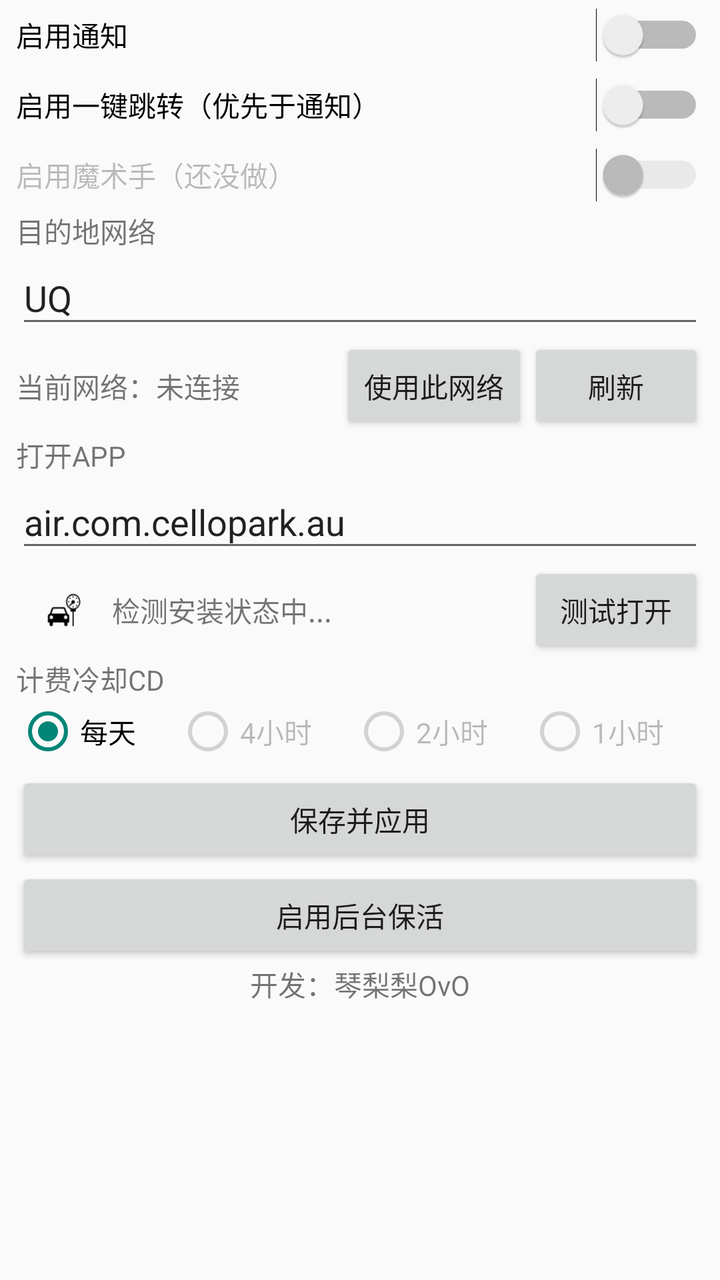
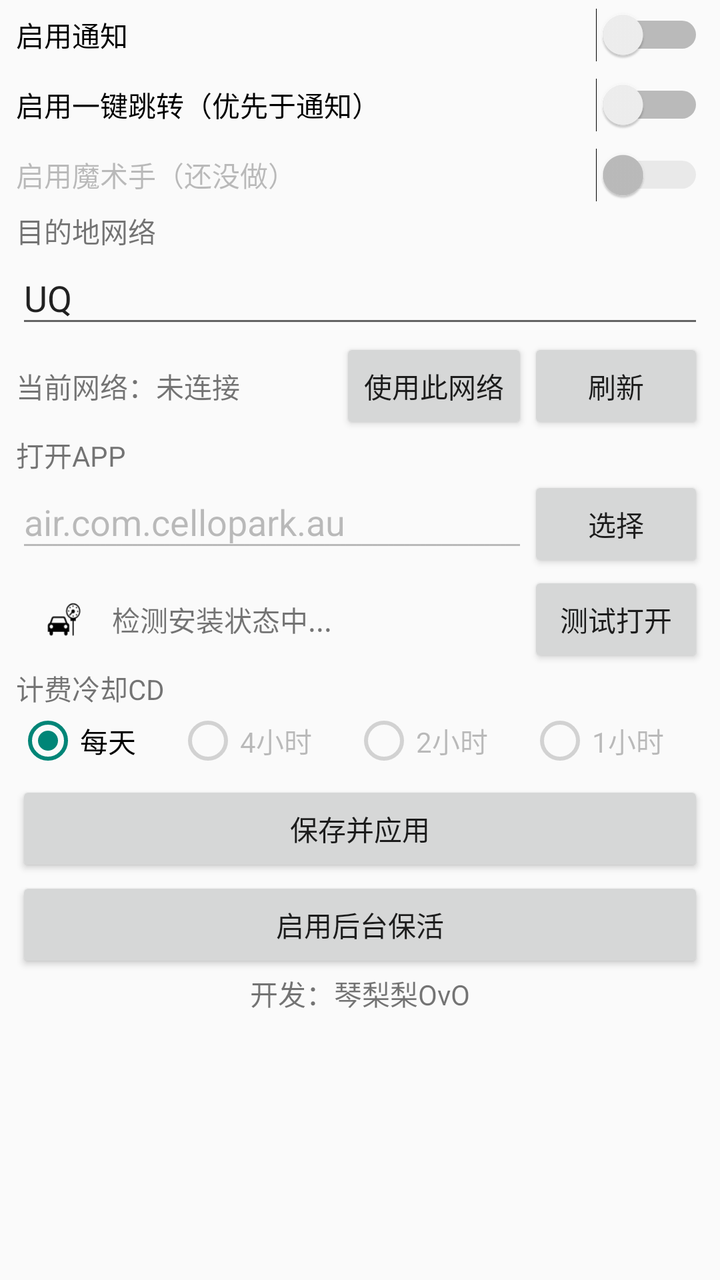

Screens rendered from an Android XML layout before and after an edit, with the pre-edit source and the edit as a unified diff.
<!-- AndroidManifest.xml: application theme Theme.ParkingReminderForIdiots -->
<!-- res/layout/activity_main.xml -->
<?xml version="1.0" encoding="utf-8"?>
<LinearLayout xmlns:android="http://schemas.android.com/apk/res/android"
    xmlns:app="http://schemas.android.com/apk/res-auto"
    xmlns:tools="http://schemas.android.com/tools"
    android:id="@+id/main"
    android:layout_width="match_parent"
    android:layout_height="match_parent"
    android:orientation="vertical"
    android:fitsSystemWindows="true"
    tools:context=".MainActivity">
<ScrollView
    android:layout_width="match_parent"
    android:layout_height="match_parent">
    <LinearLayout
        android:layout_width="match_parent"
        android:layout_height="wrap_content"
        android:layout_marginHorizontal="8dp"
        android:orientation="vertical">

        <Switch
            android:id="@+id/enable_msg"
            android:layout_width="match_parent"
            android:layout_height="wrap_content"
            android:layout_marginVertical="4dp"
            android:text="启用通知" />

        <Switch
            android:id="@+id/enable_jump"
            android:layout_width="match_parent"
            android:layout_height="wrap_content"
            android:layout_marginVertical="4dp"
            android:text="启用一键跳转（优先于通知）" />

        <Switch
            android:id="@+id/enable_assist"
            android:layout_width="match_parent"
            android:layout_height="wrap_content"
            android:layout_marginVertical="4dp"
            android:enabled="false"
            android:text="启用魔术手（还没做）" />

        <TextView
        android:layout_width="match_parent"
        android:layout_height="wrap_content"
        android:text="目的地网络" />

    <EditText
        android:id="@+id/ssid"
        android:layout_width="match_parent"
        android:layout_height="wrap_content"
        android:ems="10"
        android:hint="目的地网络"
        android:inputType="text"
        android:text="UQ" />

    <LinearLayout
        android:layout_width="match_parent"
        android:layout_height="wrap_content"
        android:orientation="horizontal">

        <TextView
            android:id="@+id/current_ssid"
            android:layout_width="0dp"
            android:gravity="center_vertical"
            android:layout_height="match_parent"
            android:layout_weight="1"
            android:text="当前网络：未连接" />

        <Button
            android:id="@+id/use_ssid"
            android:layout_width="wrap_content"
            android:layout_height="wrap_content"
            android:layout_weight="0"
            android:onClick="setSSID"
            android:text="使用此网络" />

        <Button
            android:id="@+id/refresh_ssid"
            android:layout_width="wrap_content"
            android:layout_height="wrap_content"
            android:layout_weight="0"
            android:onClick="refreshSSID"
            android:text="刷新" />
    </LinearLayout>

    <TextView
        android:layout_width="match_parent"
        android:layout_height="wrap_content"
        android:text="打开APP" />

    <EditText
        android:id="@+id/pkgname"
        android:layout_width="match_parent"
        android:layout_height="wrap_content"
        android:ems="10"
        android:hint="APP包名"
        android:inputType="text"
        android:text="air.com.cellopark.au" />

    <LinearLayout
        android:layout_width="match_parent"
        android:layout_height="wrap_content"
        android:orientation="horizontal">

        <ImageView
            android:id="@+id/app_icon"
            android:padding="4dp"
            android:layout_width="48dp"
            android:layout_height="48dp"
            android:layout_weight="0"
            android:src="@drawable/ic_launcher_foreground" />

        <TextView
            android:id="@+id/app_name"
            android:layout_width="0dp"
            android:layout_height="wrap_content"
            android:layout_weight="1"
            android:gravity="center_vertical"
            android:maxLines="1"
            android:text="检测安装状态中..." />

        <Button
            android:id="@+id/test_open"
            android:layout_width="wrap_content"
            android:layout_height="wrap_content"
            android:onClick="testOpen"
            android:text="测试打开" />

    </LinearLayout>


        <TextView
            android:layout_width="match_parent"
            android:layout_height="wrap_content"
            android:text="计费冷却CD" />

        <RadioGroup
            android:orientation="horizontal"
            android:id="@+id/cool_cd"
            android:layout_width="match_parent"
            android:checkedButton="@id/cd_day"
            android:layout_height="36dp" >

            <RadioButton
                android:id="@+id/cd_day"
                android:layout_width="wrap_content"
                android:layout_height="wrap_content"
                android:layout_weight="1"
                android:text="每天" />

            <RadioButton
                android:id="@+id/cd_4hour"
                android:layout_width="wrap_content"
                android:layout_height="wrap_content"
                android:layout_weight="1"
                android:enabled="false"
                android:text="4小时" />

            <RadioButton
                android:id="@+id/cd_2hour"
                android:layout_width="wrap_content"
                android:layout_height="wrap_content"
                android:layout_weight="1"
                android:enabled="false"
                android:text="2小时" />

            <RadioButton
                android:id="@+id/cd_1hour"
                android:layout_width="wrap_content"
                android:layout_height="wrap_content"
                android:layout_weight="1"
                android:enabled="false"
                android:text="1小时" />
        </RadioGroup>

        <Button
            android:id="@+id/apply"
            android:layout_width="match_parent"
            android:layout_height="wrap_content"
            android:onClick="saveConfig"
            android:text="保存并应用" />

        <Button
            android:id="@+id/battery_opt"
            android:layout_width="match_parent"
            android:layout_height="wrap_content"
            android:onClick="requestBatteryWhitelist"
            android:text="启用后台保活" />

        <TextView
            android:layout_width="match_parent"
            android:layout_height="wrap_content"
            android:gravity="center_horizontal"
            android:text="开发：琴梨梨OvO" />
    </LinearLayout>
</ScrollView>
</LinearLayout>
<!-- resources referenced by this layout -->
<resources>
  <!-- drawable ic_launcher_foreground: vector/xml drawable (drawable, 2773 chars, omitted) -->
  <style name="Theme.ParkingReminderForIdiots" parent="Base.Theme.ParkingReminderForIdiots" />
  <style name="Base.Theme.ParkingReminderForIdiots" parent="android:Theme.Material.Light">
          
          
      </style>
</resources>

<!-- the commit's change to res/layout/activity_main.xml (unified diff, before → after) -->
@@ -87,15 +87,27 @@
         android:layout_width="match_parent"
         android:layout_height="wrap_content"
         android:text="打开APP" />
-
-    <EditText
-        android:id="@+id/pkgname"
-        android:layout_width="match_parent"
-        android:layout_height="wrap_content"
-        android:ems="10"
-        android:hint="APP包名"
-        android:inputType="text"
-        android:text="air.com.cellopark.au" />
+    <LinearLayout
+        android:layout_width="match_parent"
+        android:layout_height="wrap_content"
+        android:orientation="horizontal">
+        <EditText
+            android:id="@+id/pkgname"
+            android:layout_width="0dp"
+            android:layout_weight="1"
+            android:layout_height="wrap_content"
+            android:ems="10"
+            android:hint="APP包名"
+            android:enabled="false"
+            android:inputType="text"
+            android:text="air.com.cellopark.au" />
+        <Button
+            android:id="@+id/select_app"
+            android:layout_width="wrap_content"
+            android:layout_height="wrap_content"
+            android:onClick="selectApp"
+            android:text="选择" />
+    </LinearLayout>
 
     <LinearLayout
         android:layout_width="match_parent"
